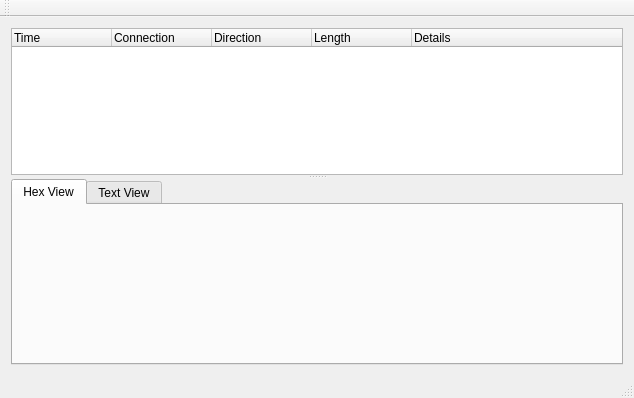
Old version of the form mainwindow.ui in the repository richmoore/bitslinger.
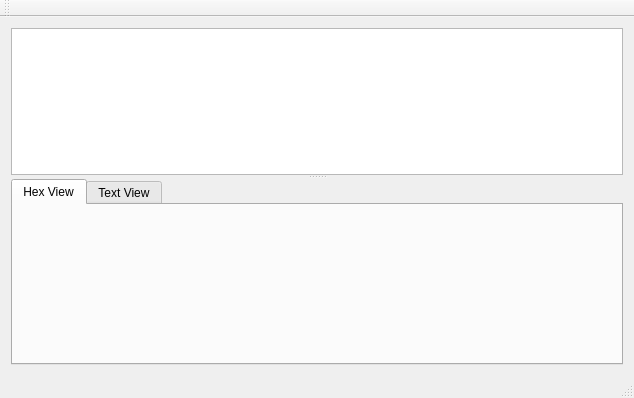
New version of the form.

Commit message: Start having a gui

```diff
--- a/mainwindow.ui
+++ b/mainwindow.ui
@@ -20,36 +20,7 @@
       <property name="orientation">
        <enum>Qt::Vertical</enum>
       </property>
-      <widget class="QTreeWidget" name="treeWidget">
-       <property name="alternatingRowColors">
-        <bool>true</bool>
-       </property>
-       <column>
-        <property name="text">
-         <string>Time</string>
-        </property>
-       </column>
-       <column>
-        <property name="text">
-         <string>Connection</string>
-        </property>
-       </column>
-       <column>
-        <property name="text">
-         <string>Direction</string>
-        </property>
-       </column>
-       <column>
-        <property name="text">
-         <string>Length</string>
-        </property>
-       </column>
-       <column>
-        <property name="text">
-         <string>Details</string>
-        </property>
-       </column>
-      </widget>
+      <widget class="QTreeView" name="journalView"/>
       <widget class="QTabWidget" name="tabWidget">
        <property name="currentIndex">
         <number>0</number>
```
The commit also changes 7 other files.
